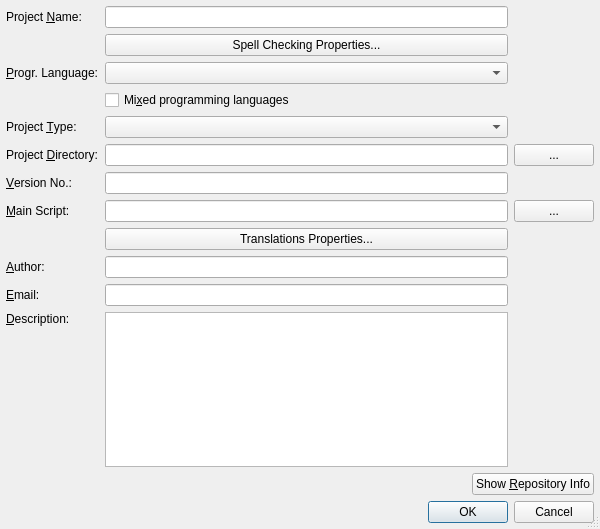
testmana2/test, file Project/PropertiesDialog.ui: the form before one commit.
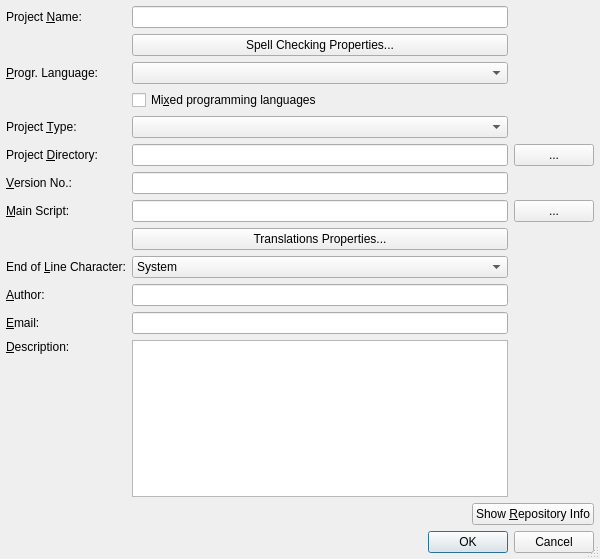
The form after the commit.

```diff
--- a/Project/PropertiesDialog.ui
+++ b/Project/PropertiesDialog.ui
@@ -1,12 +1,12 @@
 <ui version="4.0" >
  <class>PropertiesDialog</class>
- <widget class="QDialog" name="PropertiesDialog" >
-  <property name="geometry" >
+ <widget class="QDialog" name="PropertiesDialog">
+  <property name="geometry">
    <rect>
     <x>0</x>
     <y>0</y>
     <width>600</width>
-    <height>529</height>
+    <height>559</height>
    </rect>
   </property>
   <property name="maximumSize" >
@@ -210,9 +210,46 @@
        </property>
       </widget>
      </item>
-     <item row="9" column="0" >
-      <widget class="QLabel" name="authorLabel" >
-       <property name="text" >
+     <item row="9" column="0">
+      <widget class="QLabel" name="eolLabel">
+       <property name="text">
+        <string>End of &amp;Line Character:</string>
+       </property>
+       <property name="buddy">
+        <cstring>eolComboBox</cstring>
+       </property>
+      </widget>
+     </item>
+     <item row="9" column="1">
+      <widget class="QComboBox" name="eolComboBox">
+       <property name="toolTip">
+        <string>Select the end of line character to be used by the project</string>
+       </property>
+       <item>
+        <property name="text">
+         <string>System</string>
+        </property>
+       </item>
+       <item>
+        <property name="text">
+         <string>Unix</string>
+        </property>
+       </item>
+       <item>
+        <property name="text">
+         <string>Macintosh</string>
+        </property>
+       </item>
+       <item>
+        <property name="text">
+         <string>Windows/DOS</string>
+        </property>
+       </item>
+      </widget>
+     </item>
+     <item row="10" column="0">
+      <widget class="QLabel" name="authorLabel">
+       <property name="text">
         <string>&amp;Author:</string>
        </property>
        <property name="buddy" >
@@ -220,9 +257,9 @@
        </property>
       </widget>
      </item>
-     <item row="9" column="1" >
-      <widget class="QLineEdit" name="authorEdit" >
-       <property name="toolTip" >
+     <item row="10" column="1">
+      <widget class="QLineEdit" name="authorEdit">
+       <property name="toolTip">
         <string>Enter authors name</string>
        </property>
        <property name="whatsThis" >
@@ -231,9 +268,9 @@
        </property>
       </widget>
      </item>
-     <item row="10" column="0" >
-      <widget class="QLabel" name="emailLabel" >
-       <property name="text" >
+     <item row="11" column="0">
+      <widget class="QLabel" name="emailLabel">
+       <property name="text">
         <string>&amp;Email:</string>
        </property>
        <property name="buddy" >
@@ -241,9 +278,9 @@
        </property>
       </widget>
      </item>
-     <item row="10" column="1" >
-      <widget class="QLineEdit" name="emailEdit" >
-       <property name="toolTip" >
+     <item row="11" column="1">
+      <widget class="QLineEdit" name="emailEdit">
+       <property name="toolTip">
         <string>Enter authors email</string>
        </property>
        <property name="whatsThis" >
@@ -252,9 +289,9 @@
        </property>
       </widget>
      </item>
-     <item row="11" column="0" >
-      <widget class="QLabel" name="descriptionLabel" >
-       <property name="text" >
+     <item row="12" column="0">
+      <widget class="QLabel" name="descriptionLabel">
+       <property name="text">
         <string>&amp;Description:</string>
        </property>
        <property name="alignment" >
@@ -265,9 +302,9 @@
        </property>
       </widget>
      </item>
-     <item row="11" column="1" >
-      <widget class="QTextEdit" name="descriptionEdit" >
-       <property name="toolTip" >
+     <item row="12" column="1">
+      <widget class="QTextEdit" name="descriptionEdit">
+       <property name="toolTip">
         <string>Enter description</string>
        </property>
        <property name="whatsThis" >
@@ -326,7 +363,7 @@
    </item>
   </layout>
  </widget>
- <layoutdefault spacing="6" margin="6" />
+ <layoutdefault spacing="6" margin="6"/>
  <pixmapfunction>qPixmapFromMimeSource</pixmapfunction>
  <tabstops>
   <tabstop>nameEdit</tabstop>
```
Left out of the diff: 250 changed lines with no effect on the pictures.
